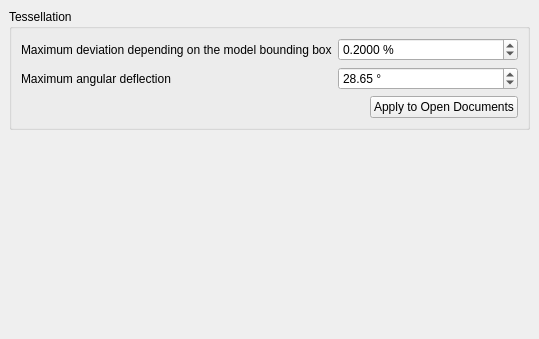
First picture: the form in src/Mod/Part/Gui/DlgSettings3DViewPart.ui, repository yishinli/FreeCAD, before the edit.
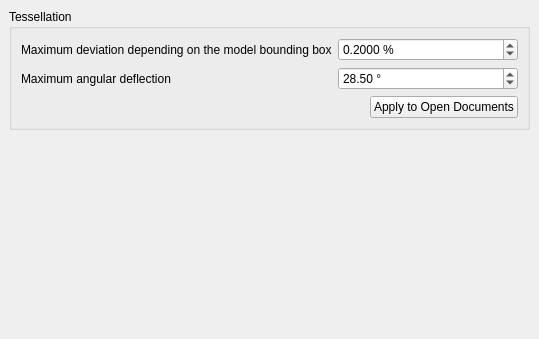
Second picture: the form after the edit. Custom widgets are drawn as their Qt base class.

Commit message:
PartGui: the preferences page shows the 28.5 deg angle default again
Upstream #33440 (merged in 16a27e9901) moved the MeshAngularDeflection
fallback in ViewProviderPartExt::loadParameter() back to 28.5 deg, the
property default, while the page kept the 28.65 that 8eb1bb2a4a gave it.
With the parameter unset, new objects used 28.5 but OK on the page wrote
28.65. The deviation default 0.2 still matches loadParameter().

Claude-Session: https://claude.ai/code/session_01HbPeE4f2Y3JatXjD5S2Fss

```diff
--- a/src/Mod/Part/Gui/DlgSettings3DViewPart.ui
+++ b/src/Mod/Part/Gui/DlgSettings3DViewPart.ui
@@ -106,7 +106,7 @@
            <double>0.5</double>
           </property>
           <property name="value">
-           <double>28.65</double>
+           <double>28.5</double>
           </property>
           <property name="prefEntry" stdset="0">
            <cstring>MeshAngularDeflection</cstring>
```
The commit also changes 1 other file.
